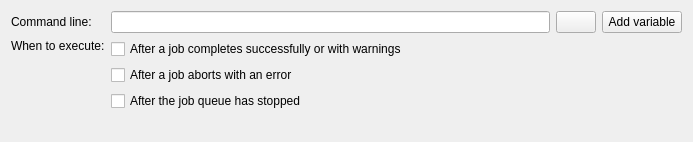
This is src/mkvtoolnix-gui/forms/main_window/prefs_run_program_widget.ui in jpsdr/MKVToolnix-Windows-7 as Qt 5 draws it before an edit. The edited form follows.
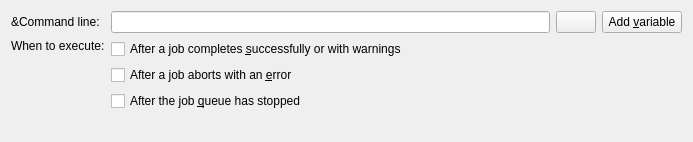
This is the edited form. Icons and pictures are not drawn.

Commit message: GUI: run programs: add keyboard shortcuts; make more texts translatable

```diff
--- a/src/mkvtoolnix-gui/forms/main_window/prefs_run_program_widget.ui
+++ b/src/mkvtoolnix-gui/forms/main_window/prefs_run_program_widget.ui
@@ -19,7 +19,7 @@
      <item row="0" column="0">
       <widget class="QLabel" name="lCommandLine">
        <property name="text">
-        <string>Command line:</string>
+        <string>&amp;Command line:</string>
        </property>
       </widget>
      </item>
@@ -42,7 +42,7 @@
        <item>
         <widget class="QPushButton" name="pbAddVariable">
          <property name="text">
-          <string notr="true">Add variable</string>
+          <string>Add &amp;variable</string>
          </property>
          <property name="icon">
           <iconset resource="../../qt_resources.qrc">
@@ -84,21 +84,21 @@
        <item>
         <widget class="QCheckBox" name="cbAfterJobSuccessful">
          <property name="text">
-          <string>After a job completes successfully or with warnings</string>
+          <string>After a job completes &amp;successfully or with warnings</string>
          </property>
         </widget>
        </item>
        <item>
         <widget class="QCheckBox" name="cbAfterJobError">
          <property name="text">
-          <string>After a job aborts with an error</string>
+          <string>After a job aborts with an &amp;error</string>
          </property>
         </widget>
        </item>
        <item>
         <widget class="QCheckBox" name="cbAfterJobQueueStopped">
          <property name="text">
-          <string>After the job queue has stopped</string>
+          <string>After the job &amp;queue has stopped</string>
          </property>
         </widget>
        </item>
```
